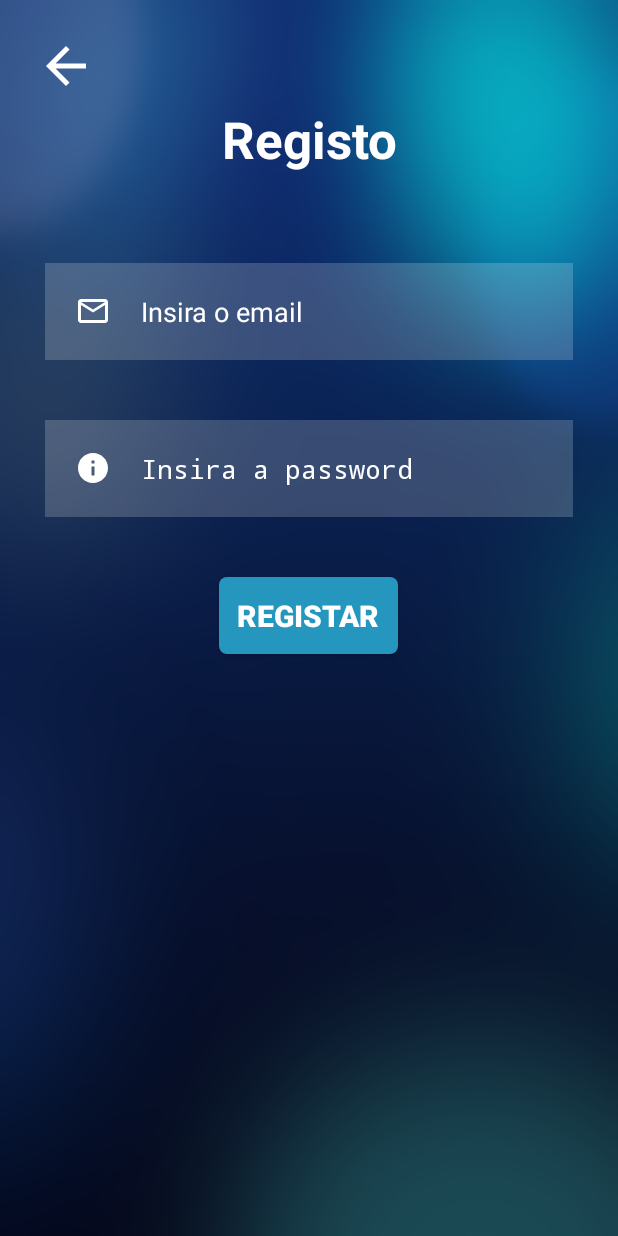
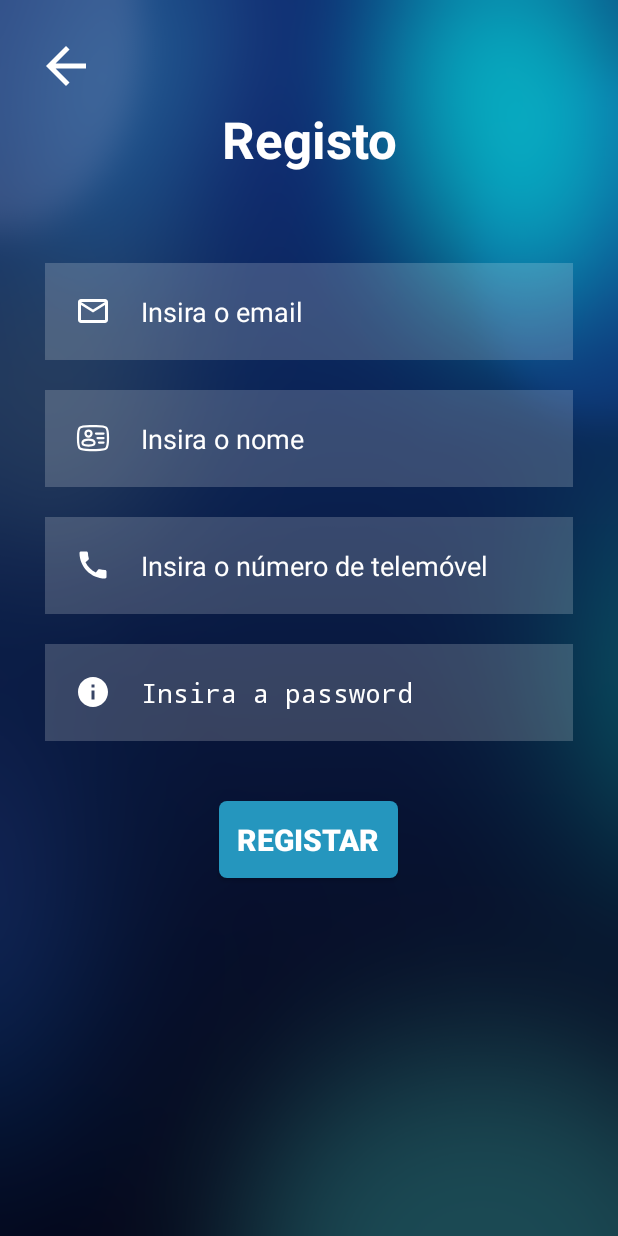
Before and after one commit to GVarelaa/ProjetoSA, an Android app: the RegisterActivity screen opened directly, with no data from a screen before it, after a tap on "REGISTAR", on a phone screen of 412 x 824 dp. Run offline under Robolectric (Android 15) with nearby library versions, the phone set to English and light mode, and no system bars; our stand-ins replace Firebase (no records; nobody signed in at launch, a user with empty details on screens opened directly).

Commit message:
added phone number and name to register

```diff
--- a/app/build.gradle.kts
+++ b/app/build.gradle.kts
@@ -71,6 +71,7 @@ dependencies {
     implementation("androidx.legacy:legacy-support-v4:1.0.0")
     implementation("androidx.lifecycle:lifecycle-livedata-ktx:2.7.0")
     implementation("androidx.lifecycle:lifecycle-viewmodel-ktx:2.7.0")
+    implementation("com.google.firebase:firebase-firestore-ktx:24.11.1")
     testImplementation("junit:junit:4.13.2")
     androidTestImplementation("androidx.test.ext:junit:1.1.5")
     androidTestImplementation("androidx.test.espresso:espresso-core:3.5.1")
--- a/app/src/main/java/com/example/elderwatch/auth/RegisterActivity.kt
+++ b/app/src/main/java/com/example/elderwatch/auth/RegisterActivity.kt
@@ -30,9 +30,11 @@ class RegisterActivity : ComponentActivity() {
 
         registerButton.setOnClickListener {
             val email = findViewById<EditText>(R.id.email).text.toString()
+            val name = findViewById<EditText>(R.id.name).text.toString()
+            val phone = findViewById<EditText>(R.id.phone).text.toString()
             val password = findViewById<EditText>(R.id.password).text.toString()
 
-            if (email.isNotEmpty() && password.isNotEmpty()) {
+            if (email.isNotEmpty() && name.isNotEmpty() && phone.isNotEmpty() && password.isNotEmpty()) {
                 auth.createUserWithEmailAndPassword(email, password)
                     .addOnCompleteListener(this) { task ->
                         if (task.isSuccessful) {
@@ -41,6 +43,8 @@ class RegisterActivity : ComponentActivity() {
                             if (user != null) {
                                 val doc = hashMapOf(
                                     "email" to user.email,
+                                    "name" to name,
+                                    "phone" to phone,
                                     "contacts" to mutableListOf<Any>()
                                 )
 
@@ -63,7 +67,7 @@ class RegisterActivity : ComponentActivity() {
                         }
                     }
             } else {
-                Toast.makeText(this, "Email and password cannot be empty", Toast.LENGTH_SHORT).show()
+                Toast.makeText(this, "Todos os campos tem de ser preenchidos", Toast.LENGTH_SHORT).show()
             }
         }
 
--- /dev/null
+++ b/app/src/main/res/drawable/ic_name.xml
@@ -0,0 +1,18 @@
+<vector android:height="24dp" android:viewportHeight="24"
+    android:viewportWidth="24" android:width="24dp" xmlns:android="http://schemas.android.com/apk/res/android">
+    <path android:fillColor="#00000000"
+        android:pathData="M9,9m-2,0a2,2 0,1 1,4 0a2,2 0,1 1,-4 0"
+        android:strokeColor="#ffffff" android:strokeWidth="1.5"/>
+    <path android:fillColor="#00000000"
+        android:pathData="M13,15C13,16.105 13,17 9,17C5,17 5,16.105 5,15C5,13.895 6.791,13 9,13C11.209,13 13,13.895 13,15Z"
+        android:strokeColor="#ffffff" android:strokeWidth="1.5"/>
+    <path android:fillColor="#00000000"
+        android:pathData="M2,12C2,8.229 2,6.343 3.172,5.172C4.343,4 6.229,4 10,4H14C17.771,4 19.657,4 20.828,5.172C22,6.343 22,8.229 22,12C22,15.771 22,17.657 20.828,18.828C19.657,20 17.771,20 14,20H10C6.229,20 4.343,20 3.172,18.828C2,17.657 2,15.771 2,12Z"
+        android:strokeColor="#ffffff" android:strokeWidth="1.5"/>
+    <path android:fillColor="#00000000" android:pathData="M19,12H15"
+        android:strokeColor="#ffffff" android:strokeLineCap="round" android:strokeWidth="1.5"/>
+    <path android:fillColor="#00000000" android:pathData="M19,9H14"
+        android:strokeColor="#ffffff" android:strokeLineCap="round" android:strokeWidth="1.5"/>
+    <path android:fillColor="#00000000" android:pathData="M19,15H16"
+        android:strokeColor="#ffffff" android:strokeLineCap="round" android:strokeWidth="1.5"/>
+</vector>
--- /dev/null
+++ b/app/src/main/res/drawable/ic_phone.xml
@@ -0,0 +1,5 @@
+<vector android:height="24dp"
+    android:viewportHeight="24" android:viewportWidth="24"
+    android:width="24dp" xmlns:android="http://schemas.android.com/apk/res/android">
+    <path android:fillColor="@color/white" android:pathData="M20.01,15.38c-1.23,0 -2.42,-0.2 -3.53,-0.56 -0.35,-0.12 -0.74,-0.03 -1.01,0.24l-1.57,1.97c-2.83,-1.35 -5.48,-3.9 -6.89,-6.83l1.95,-1.66c0.27,-0.28 0.35,-0.67 0.24,-1.02 -0.37,-1.11 -0.56,-2.3 -0.56,-3.53 0,-0.54 -0.45,-0.99 -0.99,-0.99H4.19C3.65,3 3,3.24 3,3.99 3,13.28 10.73,21 20.01,21c0.71,0 0.99,-0.63 0.99,-1.18v-3.45c0,-0.54 -0.45,-0.99 -0.99,-0.99z"/>
+</vector>
--- a/app/src/main/res/layout/activity_register.xml
+++ b/app/src/main/res/layout/activity_register.xml
@@ -1,18 +1,17 @@
-<?xml version="1.0" encoding="utf-8"?>
 <RelativeLayout xmlns:android="http://schemas.android.com/apk/res/android"
     xmlns:app="http://schemas.android.com/apk/res-auto"
     xmlns:tools="http://schemas.android.com/tools"
     android:layout_width="match_parent"
     android:layout_height="match_parent"
     android:background="@drawable/background"
-    tools:context=".auth.LoginActivity">
+    tools:context=".auth.RegisterActivity">
 
     <ImageButton
         android:id="@+id/backButton"
         android:layout_width="wrap_content"
         android:layout_height="wrap_content"
+        android:layout_marginStart="24dp"
         android:layout_marginTop="24dp"
-        android:layout_marginStart="24dp"
         android:background="?attr/selectableItemBackgroundBorderless"
         android:src="@drawable/ic_arrow" />
 
@@ -26,61 +25,96 @@
         android:layout_marginBottom="50dp"
         android:text="Registo"
         android:textAlignment="center"
+        android:textColor="@color/white"
         android:textSize="34sp"
-        android:textStyle="bold"
-        android:textColor="@color/white"/>
+        android:textStyle="bold" />
 
     <EditText
         android:id="@+id/email"
         android:layout_width="match_parent"
         android:layout_height="wrap_content"
+        android:layout_below="@id/signup"
+        android:layout_marginStart="30dp"
+        android:layout_marginTop="10dp"
+        android:layout_marginEnd="30dp"
+        android:layout_marginBottom="10dp"
+        android:background="#30ffffff"
+        android:drawableLeft="@drawable/ic_email"
+        android:drawablePadding="20dp"
+        android:ems="10"
+        android:hint="Insira o email"
+        android:padding="20dp"
+        android:textColor="@color/white"
+        android:textColorHint="@color/white" />
+
+    <EditText
+        android:id="@+id/name"
+        android:layout_width="match_parent"
+        android:layout_height="wrap_content"
+        android:layout_below="@id/email"
+        android:layout_marginStart="30dp"
+        android:layout_marginTop="10dp"
+        android:layout_marginEnd="30dp"
+        android:layout_marginBottom="10dp"
+        android:background="#30ffffff"
+        android:drawableLeft="@drawable/ic_name"
+        android:drawablePadding="20dp"
+        android:ems="10"
+        android:hint="Insira o nome"
+        android:inputType="text"
+        android:padding="20dp"
+        android:textColor="@color/white"
+        android:textColorHint="@color/white" />
+
+    <EditText
+        android:id="@+id/phone"
+        android:layout_width="match_parent"
+        android:layout_height="wrap_content"
+        android:layout_below="@id/name"
+        android:layout_marginStart="30dp"
+        android:layout_marginTop="10dp"
+        android:layout_marginEnd="30dp"
+        android:layout_marginBottom="10dp"
+        android:background="#30ffffff"
+        android:drawableLeft="@drawable/ic_phone"
+        android:drawablePadding="20dp"
+        android:ems="10"
+        android:hint="Insira o número de telemóvel"
+        android:inputType="phone"
+        android:padding="20dp"
+        android:textColor="@color/white"
+        android:textColorHint="@color/white" />
+
+    <EditText
+        android:id="@+id/password"
+        android:layout_width="match_parent"
+        android:layout_height="wrap_content"
+        android:layout_below="@id/phone"
         android:layout_marginStart="30dp"
         android:layout_marginTop="10dp"
         android:layout_marginEnd="30dp"
         android:layout_marginBottom="40dp"
         android:background="#30ffffff"
-        android:hint="Insira o email"
-        android:ems="10"
-        android:layout_below="@id/signup"
-        android:textColor="@color/white"
-        android:textColorHint="@color/white"
-        android:padding="20dp"
-        android:drawableLeft="@drawable/ic_email"
-        android:drawablePadding="20dp"/>
-
-
-    <EditText
-        android:id="@+id/password"
-        android:layout_width="match_parent"
-        android:layout_height="wrap_content"
-        android:layout_marginStart="30dp"
-        android:layout_marginTop="0dp"
-        android:layout_marginEnd="30dp"
-        android:layout_marginBottom="40dp"
-        android:background="#30ffffff"
-        android:hint="Insira a password"
-        android:ems="10"
-        android:layout_below="@id/email"
-        android:textColor="@color/white"
-        android:textColorHint="@color/white"
-        android:padding="20dp"
         android:drawableLeft="@drawable/ic_baseline_info_24"
         android:drawablePadding="20dp"
-        android:inputType="textPassword"/>
-
+        android:ems="10"
+        android:hint="Insira a password"
+        android:inputType="textPassword"
+        android:padding="20dp"
+        android:textColor="@color/white"
+        android:textColorHint="@color/white" />
 
     <Button
         android:id="@+id/registerbtn"
         android:layout_width="wrap_content"
         android:layout_height="wrap_content"
         android:layout_below="@id/password"
-        android:layout_marginTop="0dp"
         android:layout_centerHorizontal="true"
+        android:background="@drawable/rounded_button_login"
         android:padding="12dp"
         android:text="Registar"
         android:textColor="@color/white"
         android:textSize="20sp"
-        android:textStyle="bold"
-        android:background="@drawable/rounded_button_login"/>
+        android:textStyle="bold" />
 
 </RelativeLayout>
--- a/app/src/main/res/layout/fragment_settings.xml
+++ b/app/src/main/res/layout/fragment_settings.xml
@@ -1,6 +1,5 @@
 <?xml version="1.0" encoding="utf-8"?>
-<ScrollView
-    xmlns:android="http://schemas.android.com/apk/res/android"
+<ScrollView xmlns:android="http://schemas.android.com/apk/res/android"
     xmlns:app="http://schemas.android.com/apk/res-auto"
     android:layout_width="match_parent"
     android:layout_height="match_parent"
@@ -24,11 +23,11 @@
                 android:id="@+id/profileCircleImageView"
                 android:layout_width="60dp"
                 android:layout_height="60dp"
-                app:civ_border_width="2dp"
+                android:layout_marginTop="15dp"
+                android:layout_marginRight="10dp"
+                android:src="@drawable/user_dp"
                 app:civ_border_color="@color/imageBorderColor"
-                android:src="@drawable/user_dp"
-                android:layout_marginTop="15dp"
-                android:layout_marginRight="10dp"/>
+                app:civ_border_width="2dp" />
 
             <TextView
                 android:id="@+id/usernameTextView"
@@ -48,9 +47,9 @@
 
             <ImageView
                 style="@style/viewParent"
-                android:src="@drawable/ic_more"
                 android:layout_alignParentRight="true"
-                android:layout_centerVertical="true"/>
+                android:layout_centerVertical="true"
+                android:src="@drawable/ic_more" />
 
         </RelativeLayout>
 
```
